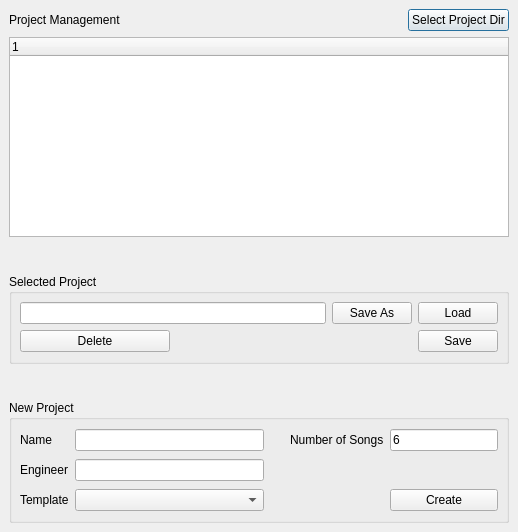
This is src/traverso/ui/ProjectManagerDialog.ui in ErwanLegrand/Traverso-DAW as Qt 5 draws it before an edit. The edited form follows.
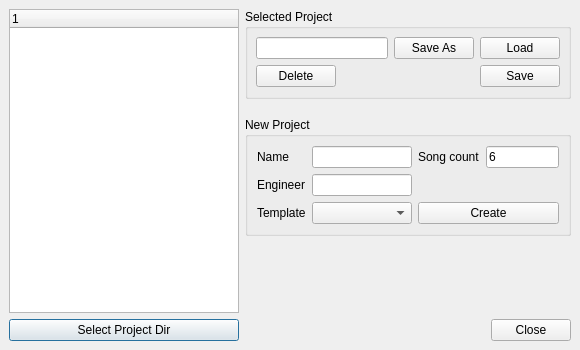
This is the edited form.

```diff
--- a/src/traverso/ui/ProjectManagerDialog.ui
+++ b/src/traverso/ui/ProjectManagerDialog.ui
@@ -5,97 +5,93 @@
    <rect>
     <x>0</x>
     <y>0</y>
-    <width>518</width>
-    <height>532</height>
+    <width>580</width>
+    <height>350</height>
    </rect>
   </property>
+  <property name="minimumSize" >
+   <size>
+    <width>530</width>
+    <height>350</height>
+   </size>
+  </property>
+  <property name="maximumSize" >
+   <size>
+    <width>580</width>
+    <height>500</height>
+   </size>
+  </property>
   <property name="windowTitle" >
    <string>Open / Create Project</string>
   </property>
-  <layout class="QVBoxLayout" >
-   <property name="margin" >
-    <number>9</number>
-   </property>
-   <property name="spacing" >
-    <number>6</number>
-   </property>
-   <item>
     <layout class="QHBoxLayout" >
      <property name="margin" >
+    <number>9</number>
+   </property>
+   <property name="spacing" >
+    <number>6</number>
+   </property>
+   <item>
+    <layout class="QVBoxLayout" >
+     <property name="margin" >
       <number>0</number>
      </property>
      <property name="spacing" >
       <number>6</number>
      </property>
-     <item>
-      <widget class="QLabel" name="label" >
-       <property name="text" >
-        <string>Project Management</string>
-       </property>
-      </widget>
-     </item>
-     <item>
-      <spacer>
-       <property name="orientation" >
-        <enum>Qt::Horizontal</enum>
-       </property>
-       <property name="sizeHint" >
-        <size>
-         <width>40</width>
-         <height>20</height>
-        </size>
-       </property>
-      </spacer>
-     </item>
-     <item>
-      <widget class="QPushButton" name="projectDirSelectButton" >
-       <property name="text" >
-        <string>Select Project Dir</string>
-       </property>
-      </widget>
-     </item>
-    </layout>
-   </item>
    <item>
     <widget class="QTreeWidget" name="projectListView" >
      <property name="sizePolicy" >
       <sizepolicy>
        <hsizetype>7</hsizetype>
        <vsizetype>7</vsizetype>
-       <horstretch>1</horstretch>
-       <verstretch>1</verstretch>
+         <horstretch>2</horstretch>
+         <verstretch>2</verstretch>
       </sizepolicy>
      </property>
      <property name="minimumSize" >
       <size>
-       <width>500</width>
-       <height>50</height>
-      </size>
-     </property>
-     <property name="maximumSize" >
-      <size>
-       <width>600</width>
-       <height>200</height>
-      </size>
-     </property>
+         <width>230</width>
+         <height>0</height>
+        </size>
+       </property>
     </widget>
    </item>
    <item>
-    <spacer>
-     <property name="orientation" >
-      <enum>Qt::Vertical</enum>
-     </property>
-     <property name="sizeType" >
-      <enum>QSizePolicy::Expanding</enum>
-     </property>
-     <property name="sizeHint" >
-      <size>
-       <width>500</width>
-       <height>8</height>
-      </size>
-     </property>
-    </spacer>
-   </item>
+      <layout class="QHBoxLayout" >
+       <property name="margin" >
+        <number>0</number>
+       </property>
+       <property name="spacing" >
+        <number>6</number>
+       </property>
+       <item>
+        <widget class="QPushButton" name="projectDirSelectButton" >
+         <property name="text" >
+          <string>Select Project Dir</string>
+         </property>
+        </widget>
+       </item>
+      </layout>
+     </item>
+    </layout>
+   </item>
+   <item>
+    <layout class="QVBoxLayout" >
+     <property name="margin" >
+      <number>0</number>
+     </property>
+     <property name="spacing" >
+      <number>20</number>
+     </property>
+     <item>
+      <layout class="QVBoxLayout" >
+       <property name="margin" >
+        <number>0</number>
+       </property>
+       <property name="spacing" >
+        <number>18</number>
+       </property>
    <item>
     <widget class="QGroupBox" name="groupBox_2" >
      <property name="minimumSize" >
@@ -186,22 +182,6 @@
      </layout>
     </widget>
    </item>
-   <item>
-    <spacer>
-     <property name="orientation" >
-      <enum>Qt::Vertical</enum>
-     </property>
-     <property name="sizeType" >
-      <enum>QSizePolicy::Expanding</enum>
-     </property>
-     <property name="sizeHint" >
-      <size>
-       <width>500</width>
-       <height>16</height>
-      </size>
-     </property>
-    </spacer>
-   </item>
    <item>
     <widget class="QGroupBox" name="groupBox" >
      <property name="minimumSize" >
@@ -215,97 +195,32 @@
      </property>
      <layout class="QGridLayout" >
       <property name="margin" >
-       <number>8</number>
+           <number>9</number>
       </property>
       <property name="spacing" >
        <number>6</number>
       </property>
-      <item row="2" column="3" >
-       <spacer>
-        <property name="orientation" >
-         <enum>Qt::Horizontal</enum>
-        </property>
-        <property name="sizeType" >
-         <enum>QSizePolicy::Preferred</enum>
-        </property>
-        <property name="sizeHint" >
-         <size>
-          <width>20</width>
-          <height>24</height>
-         </size>
-        </property>
-       </spacer>
-      </item>
       <item row="0" column="2" >
-       <spacer>
-        <property name="orientation" >
-         <enum>Qt::Horizontal</enum>
-        </property>
-        <property name="sizeType" >
-         <enum>QSizePolicy::Preferred</enum>
-        </property>
-        <property name="sizeHint" >
-         <size>
-          <width>20</width>
-          <height>24</height>
-         </size>
-        </property>
-       </spacer>
-      </item>
-      <item row="2" column="1" >
-       <widget class="QComboBox" name="templateComboBox" >
-        <property name="sizePolicy" >
-         <sizepolicy>
-          <hsizetype>5</hsizetype>
-          <vsizetype>0</vsizetype>
-          <horstretch>0</horstretch>
-          <verstretch>0</verstretch>
-         </sizepolicy>
-        </property>
-       </widget>
-      </item>
-      <item row="1" column="1" >
-       <widget class="QLineEdit" name="newProjectEngineer" />
-      </item>
-      <item row="0" column="1" >
-       <widget class="QLineEdit" name="newProjectName" />
-      </item>
-      <item row="1" column="4" colspan="2" >
-       <spacer>
-        <property name="orientation" >
-         <enum>Qt::Horizontal</enum>
-        </property>
-        <property name="sizeType" >
-         <enum>QSizePolicy::Preferred</enum>
-        </property>
-        <property name="sizeHint" >
-         <size>
-          <width>181</width>
-          <height>24</height>
-         </size>
-        </property>
-       </spacer>
-      </item>
-      <item row="2" column="5" >
-       <widget class="QPushButton" name="createProjectButton" >
-        <property name="text" >
-         <string>Create</string>
-        </property>
-       </widget>
-      </item>
-      <item row="0" column="3" colspan="2" >
+           <layout class="QHBoxLayout" >
+            <property name="margin" >
+             <number>0</number>
+            </property>
+            <property name="spacing" >
+             <number>6</number>
+            </property>
+            <item>
        <widget class="QLabel" name="label_2_2_2" >
         <property name="text" >
-         <string>Number of Songs</string>
+               <string>Song count</string>
         </property>
        </widget>
       </item>
-      <item row="0" column="5" >
+            <item>
        <widget class="QLineEdit" name="numberOfSongs" >
         <property name="sizePolicy" >
          <sizepolicy>
           <hsizetype>5</hsizetype>
-          <vsizetype>0</vsizetype>
+                <vsizetype>5</vsizetype>
           <horstretch>0</horstretch>
           <verstretch>0</verstretch>
          </sizepolicy>
@@ -315,17 +230,20 @@
         </property>
        </widget>
       </item>
-      <item row="0" column="0" >
-       <widget class="QLabel" name="label_2_2" >
-        <property name="text" >
-         <string>Name</string>
-        </property>
-       </widget>
-      </item>
-      <item row="1" column="0" >
-       <widget class="QLabel" name="label_3_2" >
+           </layout>
+          </item>
+          <item row="2" column="2" >
+           <widget class="QPushButton" name="createProjectButton" >
+            <property name="sizePolicy" >
+             <sizepolicy>
+              <hsizetype>5</hsizetype>
+              <vsizetype>0</vsizetype>
+              <horstretch>0</horstretch>
+              <verstretch>0</verstretch>
+             </sizepolicy>
+            </property>
         <property name="text" >
-         <string>Engineer</string>
+             <string>Create</string>
         </property>
        </widget>
       </item>
@@ -336,8 +254,91 @@
         </property>
        </widget>
       </item>
-     </layout>
-    </widget>
+          <item row="1" column="0" >
+           <widget class="QLabel" name="label_3_2" >
+            <property name="text" >
+             <string>Engineer</string>
+            </property>
+           </widget>
+          </item>
+          <item row="0" column="0" >
+           <widget class="QLabel" name="label_2_2" >
+            <property name="text" >
+             <string>Name</string>
+            </property>
+           </widget>
+          </item>
+          <item row="0" column="1" >
+           <widget class="QLineEdit" name="newProjectName" >
+            <property name="sizePolicy" >
+             <sizepolicy>
+              <hsizetype>7</hsizetype>
+              <vsizetype>0</vsizetype>
+              <horstretch>2</horstretch>
+              <verstretch>0</verstretch>
+             </sizepolicy>
+            </property>
+            <property name="minimumSize" >
+             <size>
+              <width>100</width>
+              <height>0</height>
+             </size>
+            </property>
+           </widget>
+          </item>
+          <item row="1" column="1" >
+           <widget class="QLineEdit" name="newProjectEngineer" >
+            <property name="sizePolicy" >
+             <sizepolicy>
+              <hsizetype>7</hsizetype>
+              <vsizetype>0</vsizetype>
+              <horstretch>2</horstretch>
+              <verstretch>0</verstretch>
+             </sizepolicy>
+            </property>
+           </widget>
+          </item>
+          <item row="2" column="1" >
+           <widget class="QComboBox" name="templateComboBox" >
+            <property name="sizePolicy" >
+             <sizepolicy>
+              <hsizetype>5</hsizetype>
+              <vsizetype>0</vsizetype>
+              <horstretch>2</horstretch>
+              <verstretch>0</verstretch>
+             </sizepolicy>
+            </property>
+           </widget>
+          </item>
+         </layout>
+        </widget>
+       </item>
+      </layout>
+     </item>
+     <item>
+      <spacer>
+       <property name="orientation" >
+        <enum>Qt::Vertical</enum>
+       </property>
+       <property name="sizeHint" >
+        <size>
+         <width>20</width>
+         <height>40</height>
+        </size>
+       </property>
+      </spacer>
+     </item>
+     <item>
+      <widget class="QDialogButtonBox" name="buttonBox" >
+       <property name="orientation" >
+        <enum>Qt::Horizontal</enum>
+       </property>
+       <property name="standardButtons" >
+        <set>QDialogButtonBox::Close</set>
+       </property>
+      </widget>
+     </item>
+    </layout>
    </item>
   </layout>
  </widget>
```
Left out of the diff: 83 changed lines with no effect on the pictures. Lines whose indentation alone changed are shown as unchanged.
